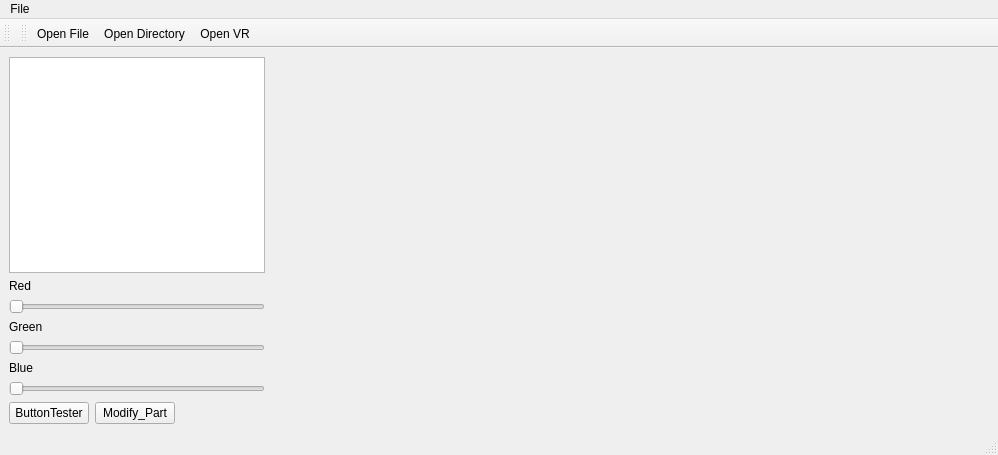
This is source/mainwindow.ui in seasea128/SpecTech as Qt 5 draws it before an edit. The edited form follows.
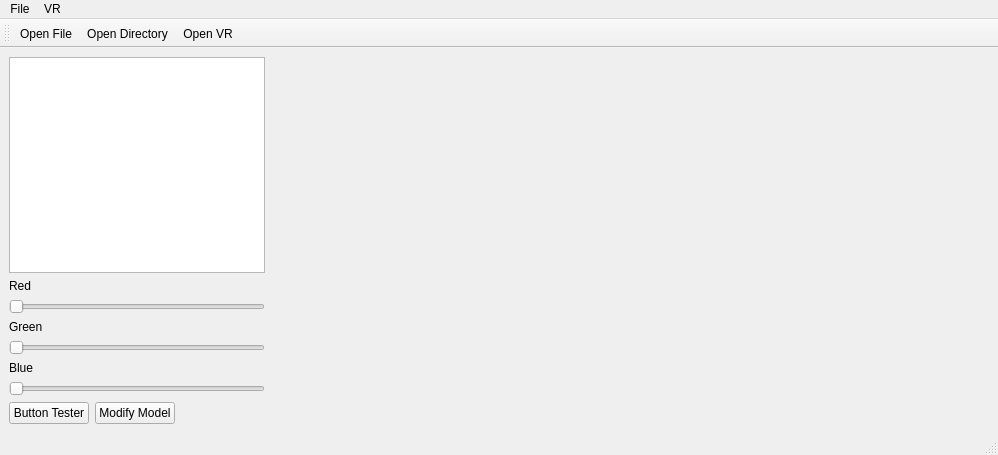
This is the edited form. Icons and pictures are not drawn. Custom widgets are drawn as their Qt base class.

Patch:
```diff
--- a/source/mainwindow.ui
+++ b/source/mainwindow.ui
@@ -150,14 +150,14 @@
       <item>
        <widget class="QPushButton" name="pushButton">
         <property name="text">
-         <string>ButtonTester</string>
+         <string>Button Tester</string>
         </property>
        </widget>
       </item>
       <item>
        <widget class="QPushButton" name="ModifyPart">
         <property name="text">
-         <string>Modify_Part</string>
+         <string>Modify Model</string>
         </property>
        </widget>
       </item>
@@ -197,9 +197,15 @@
     <addaction name="separator"/>
     <addaction name="actionOpen_File"/>
     <addaction name="actionOpenDir"/>
+   </widget>
+   <widget class="QMenu" name="menuVR">
+    <property name="title">
+     <string>VR</string>
+    </property>
     <addaction name="actionOpen_VR"/>
    </widget>
    <addaction name="menuFile"/>
+   <addaction name="menuVR"/>
   </widget>
   <widget class="QStatusBar" name="statusbar"/>
   <widget class="QToolBar" name="toolBar">
@@ -212,17 +218,6 @@
    <attribute name="toolBarBreak">
     <bool>false</bool>
    </attribute>
-  </widget>
-  <widget class="QToolBar" name="toolBar_2">
-   <property name="windowTitle">
-    <string>toolBar_2</string>
-   </property>
-   <attribute name="toolBarArea">
-    <enum>TopToolBarArea</enum>
-   </attribute>
-   <attribute name="toolBarBreak">
-    <bool>false</bool>
-   </attribute>
    <addaction name="actionOpen_File"/>
    <addaction name="actionOpenDir"/>
    <addaction name="actionOpen_VR"/>
```
Left out of the diff: 10 changed lines with no effect on the pictures.
